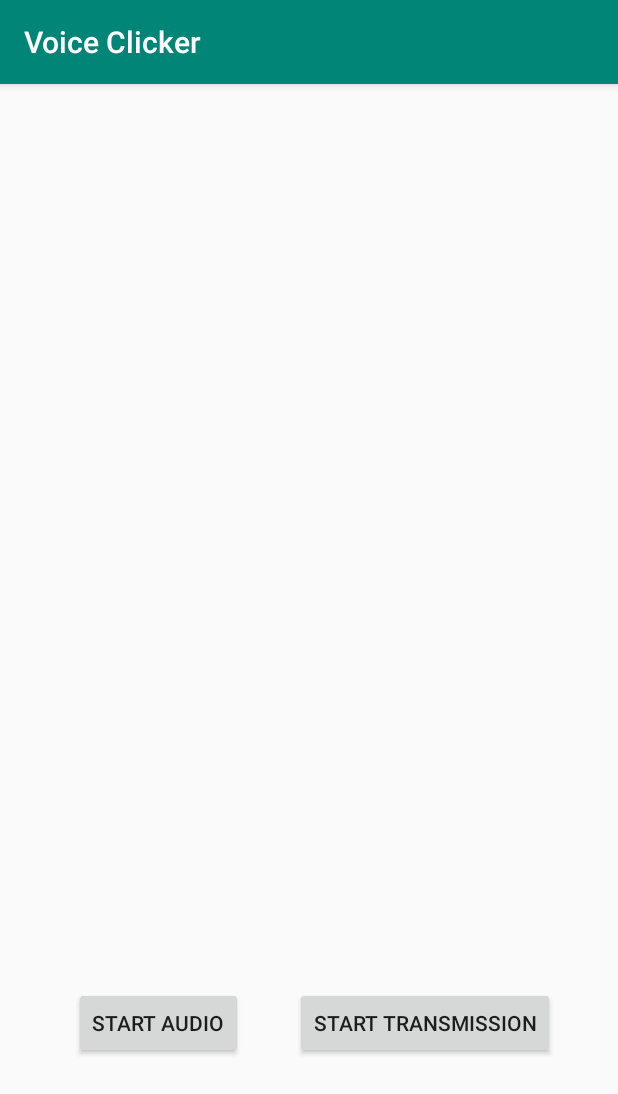
After one commit to senputra/VoiceClicker, an Android app: the fragment FragmentMic shown on its own in the app's theme, on a phone screen of 412 x 824 dp. The commit adds this screen. Shown: the top 1094 px of the screen. Run offline under Robolectric (Android 15) with nearby library versions, the phone set to English and light mode, and no system bars.

Commit message:
Added new tab

```diff
--- /dev/null
+++ b/app/src/main/java/com/doodee/voiceclicker/FragmentMic.java
@@ -0,0 +1,35 @@
+package com.doodee.voiceclicker;
+
+import android.os.Bundle;
+import android.support.annotation.NonNull;
+import android.support.v4.app.Fragment;
+import android.view.LayoutInflater;
+import android.view.View;
+import android.view.ViewGroup;
+
+public class FragmentMic extends Fragment {
+    public String title;
+
+    public static FragmentMic newInstance(String title) {
+        FragmentMic fragmentMic = new FragmentMic();
+        Bundle args = new Bundle();
+        args.putString("argsTitle", title);
+        fragmentMic.setArguments(args);
+        return fragmentMic;
+    }
+
+    // Store instance variables based on arguments passed
+    @Override
+    public void onCreate(Bundle savedInstanceState) {
+        super.onCreate(savedInstanceState);
+        title = getArguments() != null ? getArguments().getString("argsTitle") : "empty";
+    }
+
+    // Inflate the view for the fragment based on layout XML
+    @Override
+    public View onCreateView(@NonNull LayoutInflater inflater, ViewGroup container,
+                             Bundle savedInstanceState) {
+        View view = inflater.inflate(R.layout.tab_mic, container, false);
+        return view;
+    }
+}
--- a/app/src/main/java/com/doodee/voiceclicker/SectionsPagerAdapter.java
+++ b/app/src/main/java/com/doodee/voiceclicker/SectionsPagerAdapter.java
@@ -24,6 +24,9 @@ public class SectionsPagerAdapter extends FragmentPagerAdapter {
             case 1:
                 DooLog.d("case 1");
                 return FragmentClicker.newInstance("CLICKER");
+            case 2:
+                DooLog.d("case 2");
+                return FragmentMic.newInstance("MIC");
             default:
                 return null;
         }
@@ -36,7 +39,7 @@ public class SectionsPagerAdapter extends FragmentPagerAdapter {
      */
     @Override
     public int getCount() {
-        return 2;
+        return 3;
     }
 
     /**
--- /dev/null
+++ b/app/src/main/res/layout/tab_mic.xml
@@ -0,0 +1,28 @@
+<?xml version="1.0" encoding="utf-8"?>
+<android.support.constraint.ConstraintLayout xmlns:android="http://schemas.android.com/apk/res/android"
+    xmlns:app="http://schemas.android.com/apk/res-auto"
+    android:layout_width="match_parent"
+    android:layout_height="match_parent">
+
+    <Button
+        android:id="@+id/btnAAudio"
+        android:layout_width="wrap_content"
+        android:layout_height="wrap_content"
+        android:layout_marginStart="49dp"
+        android:layout_marginBottom="118dp"
+        android:text="Start Audio"
+        app:layout_constraintBottom_toBottomOf="parent"
+        app:layout_constraintStart_toStartOf="parent" />
+
+    <Button
+        android:id="@+id/btnTransmit"
+        android:layout_width="wrap_content"
+        android:layout_height="wrap_content"
+        android:layout_marginStart="8dp"
+        android:layout_marginEnd="8dp"
+        android:text="start transmission"
+        app:layout_constraintBaseline_toBaselineOf="@+id/btnAAudio"
+        app:layout_constraintEnd_toEndOf="parent"
+        app:layout_constraintHorizontal_bias="0.44"
+        app:layout_constraintStart_toEndOf="@+id/btnAAudio" />
+</android.support.constraint.ConstraintLayout>
```
